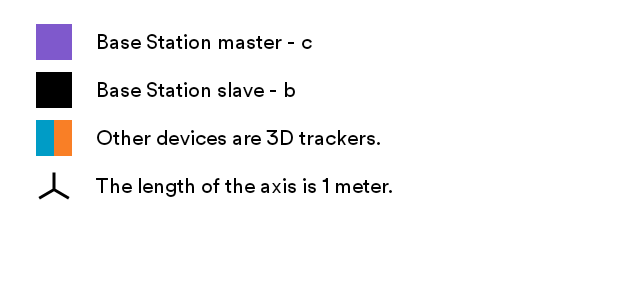
After one commit to kacer/3D-Tracker-Vive-Android, an Android app: the layout dialog_rendering_info.xml on its own in the app's theme, with its tools: preview values and no code run, on a phone screen of 412 x 824 dp. The commit adds this screen. Shown: the top 300 px of the screen. Run offline under Robolectric (Android 15) with nearby library versions, the phone set to English and light mode, and no system bars.

Commit message:
Add info dialog for rendering fragment

```diff
--- a/app/src/main/java/cz/marw/threed_tracker_vive/rendering/RenderingFragment.java
+++ b/app/src/main/java/cz/marw/threed_tracker_vive/rendering/RenderingFragment.java
@@ -11,6 +11,7 @@ import android.view.WindowManager;
 
 import androidx.annotation.NonNull;
 import androidx.annotation.Nullable;
+import androidx.appcompat.app.AlertDialog;
 import androidx.fragment.app.Fragment;
 import butterknife.BindView;
 import butterknife.ButterKnife;
@@ -21,6 +22,8 @@ public class RenderingFragment extends Fragment {
 
     @BindView(R.id.sceneGLSurfaceView)
     SceneGLSurfaceView glSurfaceView;
+
+    private AlertDialog dialogInfo;
 
     @Nullable
     @Override
@@ -35,6 +38,10 @@ public class RenderingFragment extends Fragment {
     public void onViewCreated(@NonNull View view, @Nullable Bundle savedInstanceState) {
         getActivity().setTitle(R.string.position_rendering);
         setHasOptionsMenu(true);
+        dialogInfo = new AlertDialog.Builder(getActivity())
+                .setTitle(R.string.info)
+                .setView(R.layout.dialog_rendering_info)
+                .create();
     }
 
     @Override
@@ -49,6 +56,9 @@ public class RenderingFragment extends Fragment {
                 boolean dark = PreferenceManager.isDarkBackground3DScene();
                 PreferenceManager.setDarkBackground3DScene(!dark);
                 glSurfaceView.changeBackground();
+                return true;
+            case R.id.itemShowInfoDialog:
+                dialogInfo.show();
                 return true;
         }
 
--- /dev/null
+++ b/app/src/main/res/drawable/ic_info_outline_white_24dp.xml
@@ -0,0 +1,5 @@
+<vector android:height="24dp" android:tint="#FFFFFF"
+    android:viewportHeight="24.0" android:viewportWidth="24.0"
+    android:width="24dp" xmlns:android="http://schemas.android.com/apk/res/android">
+    <path android:fillColor="#FF000000" android:pathData="M11,17h2v-6h-2v6zM12,2C6.48,2 2,6.48 2,12s4.48,10 10,10 10,-4.48 10,-10S17.52,2 12,2zM12,20c-4.41,0 -8,-3.59 -8,-8s3.59,-8 8,-8 8,3.59 8,8 -3.59,8 -8,8zM11,9h2L13,7h-2v2z"/>
+</vector>
--- /dev/null
+++ b/app/src/main/res/layout/dialog_rendering_info.xml
@@ -0,0 +1,98 @@
+<?xml version="1.0" encoding="utf-8"?>
+<LinearLayout xmlns:android="http://schemas.android.com/apk/res/android"
+    android:orientation="vertical"
+    android:paddingStart="24dp"
+    android:paddingEnd="24dp"
+    android:paddingBottom="24dp"
+    android:paddingTop="16dp"
+    android:layout_width="match_parent"
+    android:layout_height="match_parent">
+
+    <!-- Master Base Station -->
+    <LinearLayout
+        android:orientation="horizontal"
+        android:layout_marginBottom="@dimen/content_padding_half"
+        android:layout_width="match_parent"
+        android:layout_height="wrap_content">
+
+        <View
+            android:layout_marginEnd="16dp"
+            android:background="@color/colorBaseStationMaster"
+            android:layout_width="24dp"
+            android:layout_height="24dp" />
+
+        <TextView
+            android:textAppearance="@style/AppTheme.TextAppearance.Body"
+            android:text="@string/master_base_station"
+            android:layout_gravity="center_vertical"
+            android:layout_width="wrap_content"
+            android:layout_height="wrap_content" />
+    </LinearLayout>
+
+    <!-- Slave Base Station -->
+    <LinearLayout
+        android:orientation="horizontal"
+        android:layout_marginBottom="@dimen/content_padding_half"
+        android:layout_width="match_parent"
+        android:layout_height="wrap_content">
+
+        <View
+            android:layout_marginEnd="16dp"
+            android:background="@color/colorBaseStationSlave"
+            android:layout_width="24dp"
+            android:layout_height="24dp" />
+
+        <TextView
+            android:textAppearance="@style/AppTheme.TextAppearance.Body"
+            android:text="@string/slave_base_station"
+            android:layout_gravity="center_vertical"
+            android:layout_width="wrap_content"
+            android:layout_height="wrap_content" />
+    </LinearLayout>
+
+    <!-- 3D Trackers -->
+    <LinearLayout
+        android:orientation="horizontal"
+        android:layout_marginBottom="@dimen/content_padding_half"
+        android:layout_width="match_parent"
+        android:layout_height="wrap_content">
+
+        <View
+            android:background="@color/colorTrackerBlueMiddle"
+            android:layout_width="12dp"
+            android:layout_height="24dp" />
+
+        <View
+            android:layout_marginEnd="16dp"
+            android:background="@color/colorTrackerOrangeMiddle"
+            android:layout_width="12dp"
+            android:layout_height="24dp" />
+
+        <TextView
+            android:textAppearance="@style/AppTheme.TextAppearance.Body"
+            android:text="@string/another_devices_are_threed_trackers"
+            android:layout_gravity="center_vertical"
+            android:layout_width="wrap_content"
+            android:layout_height="wrap_content" />
+    </LinearLayout>
+
+    <!-- Axis -->
+    <LinearLayout
+        android:orientation="horizontal"
+        android:layout_width="match_parent"
+        android:layout_height="wrap_content">
+
+        <View
+            android:layout_marginEnd="16dp"
+            android:background="@drawable/ic_axis"
+            android:layout_width="24dp"
+            android:layout_height="24dp" />
+
+        <TextView
+            android:textAppearance="@style/AppTheme.TextAppearance.Body"
+            android:text="@string/length_of_axis_is_one_meter"
+            android:layout_gravity="center_vertical"
+            android:layout_width="wrap_content"
+            android:layout_height="wrap_content" />
+    </LinearLayout>
+</LinearLayout>
--- a/app/src/main/res/menu/fragment_rendering.xml
+++ b/app/src/main/res/menu/fragment_rendering.xml
@@ -1,6 +1,12 @@
 <?xml version="1.0" encoding="utf-8"?>
 <menu xmlns:android="http://schemas.android.com/apk/res/android"
     xmlns:app="http://schemas.android.com/apk/res-auto">
+
+    <item
+        android:id="@+id/itemShowInfoDialog"
+        android:icon="@drawable/ic_info_outline_white_24dp"
+        android:title="@string/info"
+        app:showAsAction="ifRoom" />
 
     <item
         android:id="@+id/itemChangeBackground"
--- a/app/src/main/res/values/colors.xml
+++ b/app/src/main/res/values/colors.xml
@@ -11,4 +11,7 @@
     <color name="colorTrackerPinkMiddle">#d9389c</color>
     <color name="colorTrackerPurpleMiddle">#b92af7</color>
     <color name="colorTrackerRedMiddle">#cd2020</color>
+
+    <color name="colorBaseStationMaster">#7f59cc</color>
+    <color name="colorBaseStationSlave">#000000</color>
 </resources>
--- a/app/src/main/res/values/strings.xml
+++ b/app/src/main/res/values/strings.xml
@@ -53,4 +53,9 @@
     </plurals>
     <string name="change_background">Change background</string>
     <string name="device_does_not_support_opengl">This device does not support OpenGL 3.0 and therefore positions cannot be rendered.</string>
+    <string name="info">Info</string>
+    <string name="master_base_station">Base Station master - c</string>
+    <string name="slave_base_station">Base Station slave - b</string>
+    <string name="length_of_axis_is_one_meter">The length of the axis is 1 meter.</string>
+    <string name="another_devices_are_threed_trackers">Other devices are 3D trackers.</string>
 </resources>
```
